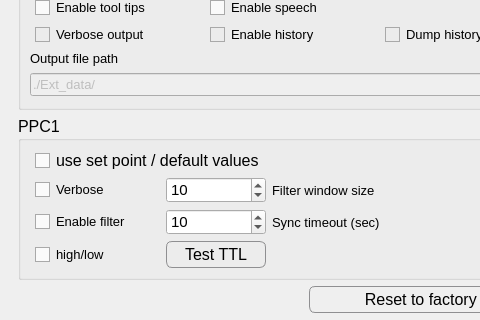
The window that apps/Biopen_wizard/tools.ui (bellonemauro/Labonatip2.0) describes before a commit, drawn with Qt 5; both pictures show x 0 to 480 and y 214 to 534 of the 611 by 697 pixel window.
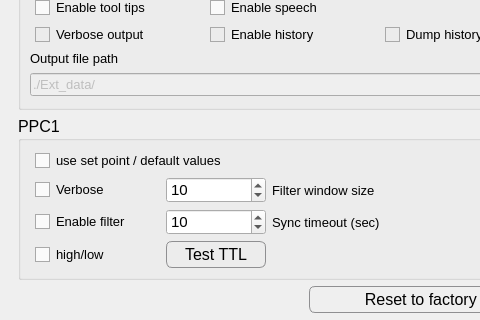
The same window after the commit. Icons and pictures are not drawn.

Commit message: fix font size of check box in tool console

```diff
--- a/apps/Biopen_wizard/tools.ui
+++ b/apps/Biopen_wizard/tools.ui
@@ -712,6 +712,11 @@
            </item>
            <item row="0" column="0" colspan="2">
             <widget class="QCheckBox" name="checkBox_useSetPoint">
+             <property name="font">
+              <font>
+               <pointsize>10</pointsize>
+              </font>
+             </property>
              <property name="text">
               <string>use set point / default values</string>
              </property>
```
